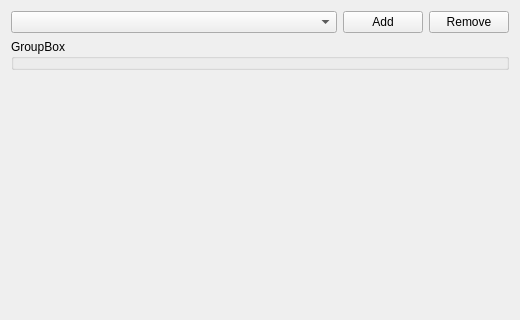
Old version of the form qmakebuilder/qmakeconfig.ui in the repository KDE/kdevelop; both pictures show x 0 to 520 and y 0 to 320 of the 520 by 552 pixel window.
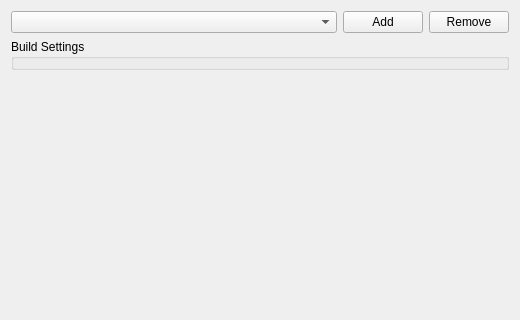
New version of the form. Custom widgets are drawn as their Qt base class.

Commit message: fix group box title in build settings

The edit to the form file:
```diff
--- a/qmakebuilder/qmakeconfig.ui
+++ b/qmakebuilder/qmakeconfig.ui
@@ -56,7 +56,7 @@
       </size>
      </property>
      <property name="title">
-      <string>GroupBox</string>
+      <string>Build Settings</string>
      </property>
     </widget>
    </item>
```
